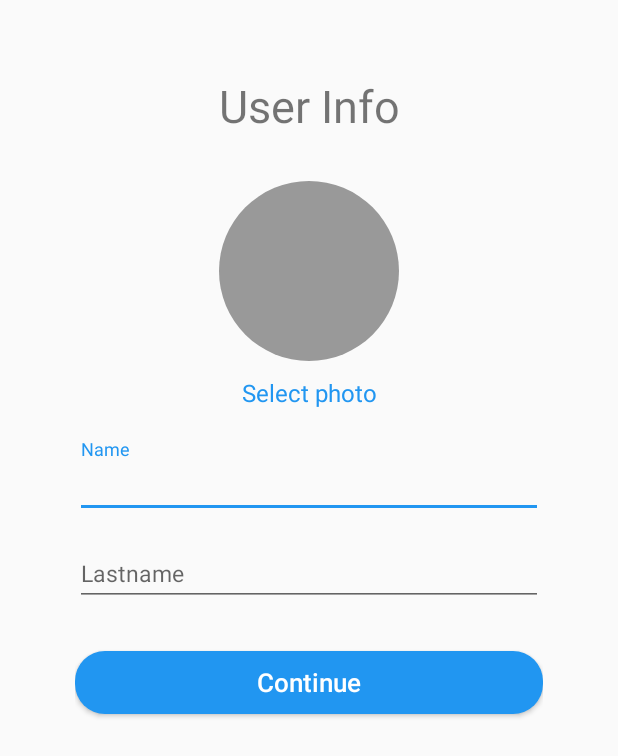
After one commit to seungking/Android_Blog, an Android app: the UserInfoActivity screen opened directly, with no data from a screen before it, on a phone screen of 412 x 824 dp. The commit adds this screen. Shown: the top 756 px of the screen. Run offline under Robolectric (Android 15) with nearby library versions, the phone set to English and light mode, and no system bars; our stand-ins replace CircleImageView, Volley; pictures from the network do not load.

Commit message:
20200810
- part6
회원가입시 추가 정보 수집 후 로컬에 저장
로그인 여부 로컬 db에 저장 후 실행 시 처리

```diff
--- /dev/null
+++ b/app/src/main/java/com/android_blog/UserInfoActivity.java
@@ -0,0 +1,178 @@
+package com.android_blog;
+
+import androidx.annotation.Nullable;
+import androidx.appcompat.app.AppCompatActivity;
+
+import android.app.ProgressDialog;
+import android.content.Context;
+import android.content.Intent;
+import android.content.SharedPreferences;
+import android.graphics.Bitmap;
+import android.net.Uri;
+import android.os.Bundle;
+import android.provider.MediaStore;
+import android.util.Base64;
+import android.widget.Button;
+import android.widget.TextView;
+
+import com.android.volley.AuthFailureError;
+import com.android.volley.Request;
+import com.android.volley.RequestQueue;
+import com.android.volley.toolbox.StringRequest;
+import com.android.volley.toolbox.Volley;
+import com.google.android.material.textfield.TextInputEditText;
+import com.google.android.material.textfield.TextInputLayout;
+
+import org.json.JSONException;
+import org.json.JSONObject;
+
+import java.io.ByteArrayOutputStream;
+import java.io.IOException;
+import java.util.HashMap;
+import java.util.Map;
+
+import de.hdodenhof.circleimageview.CircleImageView;
+
+public class UserInfoActivity extends AppCompatActivity {
+
+    private TextInputLayout layoutName,layoutLastname;
+    private TextInputEditText txtName,txtLastname;
+    private TextView txtSelectPhoto;
+    private Button btnContinue;
+    private CircleImageView circleImageView;
+    private static final int GALLERY_ADD_PROFILE = 1;
+    private Bitmap bitmap = null;
+    private SharedPreferences userPref;
+    private ProgressDialog dialog;
+
+    @Override
+    protected void onCreate(Bundle savedInstanceState) {
+        super.onCreate(savedInstanceState);
+        setContentView(R.layout.activity_user_info);
+        init();
+    }
+
+    @Override
+    protected void onActivityResult(int requestCode, int resultCode, @Nullable Intent data) {
+        super.onActivityResult(requestCode, resultCode, data);
+        if (requestCode==GALLERY_ADD_PROFILE && resultCode==RESULT_OK){
+
+            Uri imgUri = data.getData();
+            circleImageView.setImageURI(imgUri);
+
+            try {
+                bitmap = MediaStore.Images.Media.getBitmap(getContentResolver(),imgUri);
+            } catch (IOException e) {
+                e.printStackTrace();
+            }
+
+        }
+    }
+
+    private void init() {
+        dialog = new ProgressDialog(this);
+        dialog.setCancelable(false);
+        userPref = getApplicationContext().getSharedPreferences("user", Context.MODE_PRIVATE);
+        layoutLastname = findViewById(R.id.txtLayoutLastnameameUserInfo);
+        layoutName = findViewById(R.id.txtLayoutNameUserInfo);
+        txtName = findViewById(R.id.txtNameUserInfo);
+        txtLastname = findViewById(R.id.txtLastnameUserInfo);
+        txtSelectPhoto = findViewById(R.id.txtSelectPhoto);
+        btnContinue = findViewById(R.id.btnContinue);
+        circleImageView = findViewById(R.id.imgUserInfo);
+
+        //갤러리에서 사진 가져옴
+        txtSelectPhoto.setOnClickListener(v->{
+            Intent i = new Intent(Intent.ACTION_PICK);
+            i.setType("image/*");
+            startActivityForResult(i,GALLERY_ADD_PROFILE);
+        });
+
+
+
+        btnContinue.setOnClickListener(v->{
+            if(validate()){
+                saveUserInfo();
+            }
+        });
+    }
+
+    private boolean validate(){
+        if (txtName.getText().toString().isEmpty()){
+            layoutName.setErrorEnabled(true);
+            layoutName.setError("이름을 입력해주세요");
+            return false;
+        }
+        if (txtLastname.getText().toString().isEmpty()){
+            layoutLastname.setErrorEnabled(true);
+            layoutLastname.setError("성을 입력해주세요");
+            return false;
+        }
+
+        return true;
+    }
+
+
+    private void saveUserInfo(){
+        dialog.setMessage("저장 중");
+        dialog.show();
+        String name = txtName.getText().toString().trim();
+        String lastname = txtLastname.getText().toString().trim();
+
+        StringRequest request = new StringRequest(Request.Method.POST,Constant.SAVE_USER_INFO, response->{
+
+            try {
+                JSONObject object = new JSONObject(response);
+                if (object.getBoolean("success")){
+                    SharedPreferences.Editor editor = userPref.edit();
+                    editor.putString("photo",object.getString("photo"));
+                    editor.apply();
+                    startActivity(new Intent(UserInfoActivity.this,HomeActivity.class));
+                    finish();
+                }
+            } catch (JSONException e) {
+                e.printStackTrace();
+            }
+
+            dialog.dismiss();
+
+        },error ->{
+            error.printStackTrace();
+            dialog.dismiss();
+        } ){
+
+            //헤더에 추가
+            @Override
+            public Map<String, String> getHeaders() throws AuthFailureError {
+                String token = userPref.getString("token","");
+                HashMap<String,String> map = new HashMap<>();
+                map.put("Authorization","Bearer "+token);
+                return map;
+            }
+
+            //파라미터 추가
+            @Override
+            protected Map<String, String> getParams() throws AuthFailureError {
+                HashMap<String,String> map = new HashMap<>();
+                map.put("name",name);
+                map.put("lastname",lastname);
+                map.put("photo",bitmapToString(bitmap));
+                return map;
+            }
+        };
+
+        RequestQueue queue = Volley.newRequestQueue(UserInfoActivity.this);
+        queue.add(request);
+    }
+
+    private String bitmapToString(Bitmap bitmap) {
+        if (bitmap!=null){
+            ByteArrayOutputStream byteArrayOutputStream = new ByteArrayOutputStream();
+            bitmap.compress(Bitmap.CompressFormat.JPEG,100,byteArrayOutputStream);
+            byte [] array = byteArrayOutputStream.toByteArray();
+            return Base64.encodeToString(array,Base64.DEFAULT);
+        }
+
+        return "";
+    }
+}
--- /dev/null
+++ b/app/src/main/res/layout/activity_user_info.xml
@@ -0,0 +1,93 @@
+<?xml version="1.0" encoding="utf-8"?>
+<LinearLayout xmlns:android="http://schemas.android.com/apk/res/android"
+    xmlns:app="http://schemas.android.com/apk/res-auto"
+    xmlns:tools="http://schemas.android.com/tools"
+    android:layout_width="match_parent"
+    android:layout_height="match_parent"
+    android:padding="50dp"
+    android:orientation="vertical"
+    tools:context=".UserInfoActivity">
+
+
+    <TextView
+        android:layout_width="match_parent"
+        android:layout_height="wrap_content"
+        android:textSize="30sp"
+        android:layout_marginBottom="30dp"
+        android:gravity="center_horizontal"
+        android:text="User Info"/>
+
+
+    <de.hdodenhof.circleimageview.CircleImageView
+        android:layout_width="120dp"
+        android:layout_height="120dp"
+        android:layout_gravity="center_horizontal"
+        android:src="@color/colorLightGrey"
+        android:id="@+id/imgUserInfo"
+        android:layout_marginBottom="10dp"/>
+
+    <TextView
+        android:layout_width="match_parent"
+        android:layout_height="wrap_content"
+        android:text="Select photo"
+        android:textColor="@color/colorPrimary"
+        android:gravity="center_horizontal"
+        android:id="@+id/txtSelectPhoto"
+        android:textSize="16sp"
+        android:layout_marginBottom="20dp"/>
+
+
+    <com.google.android.material.textfield.TextInputLayout
+        android:layout_width="match_parent"
+        android:id="@+id/txtLayoutNameUserInfo"
+        android:layout_marginBottom="6dp"
+        android:layout_height="wrap_content">
+
+        <com.google.android.material.textfield.TextInputEditText
+            android:layout_width="match_parent"
+            android:layout_height="wrap_content"
+            android:id="@+id/txtNameUserInfo"
+            android:hint="Name"
+            android:inputType="text"
+            android:textSize="15sp"/>
+
+    </com.google.android.material.textfield.TextInputLayout>
+
+
+    <com.google.android.material.textfield.TextInputLayout
+        android:layout_width="match_parent"
+        android:id="@+id/txtLayoutLastnameameUserInfo"
+        android:layout_marginBottom="30dp"
+        android:layout_height="wrap_content">
+
+        <com.google.android.material.textfield.TextInputEditText
+            android:layout_width="match_parent"
+            android:layout_height="wrap_content"
+            android:id="@+id/txtLastnameUserInfo"
+            android:hint="Lastname"
+            android:inputType="text"
+            android:textSize="15sp"/>
+
+    </com.google.android.material.textfield.TextInputLayout>
+
+
+    <Button
+        android:layout_width="match_parent"
+        android:layout_height="42dp"
+        android:text="Continue"
+        android:id="@+id/btnContinue"
+        android:background="@drawable/btn_round"
+        android:textColor="@color/colorWhite"
+        android:layout_marginBottom="70dp"
+        android:textSize="17dp"
+        android:textAllCaps="false"/>
+
+
+
+
+
+
+
+
+
+</LinearLayout>
```
Also changed, not shown: app/src/main/AndroidManifest.xml (+6 -4 lines), app/src/main/java/com/android_blog/Fragments/SignInFragment.java (+4 -3 lines), app/src/main/java/com/android_blog/Fragments/SignUpFragment.java (+33 -30 lines), app/src/main/java/com/android_blog/HomeActivity.java (added, +14 -0 lines), app/src/main/java/com/android_blog/MainActivity.java (+10 -10 lines), app/src/main/res/layout/activity_home.xml (added, +9 -0 lines).
